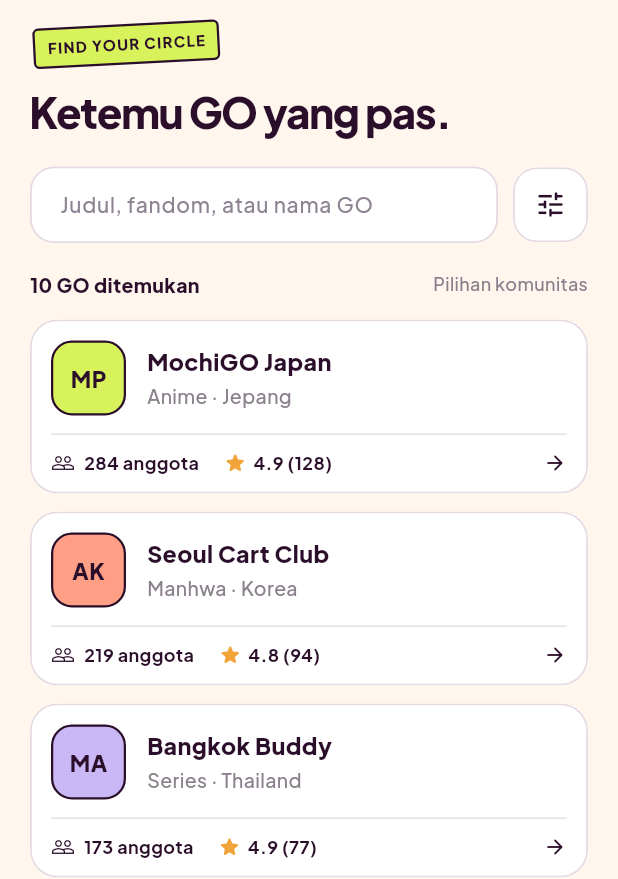
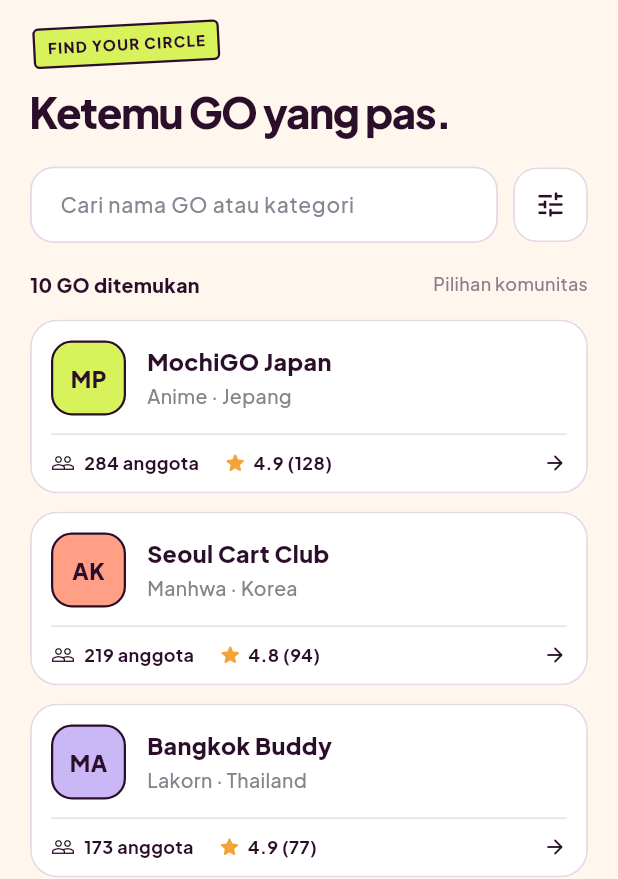
Before and after one commit to alisyiacc/Go-Gether, a Flutter app: the MainShell screen opened by its route, item 2 of the bottom bar chosen, on a phone screen of 412 x 824 dp. Shown: the top 879 px of the screen. Run offline on Flutter 3.47's test engine with Material 3 defaults, Android fonts, the phone set to English and light mode, and no system bars; our stand-ins replace google_fonts, image_picker.

Commit message:
update fitur negara dan kategori

```diff
--- a/lib/features/explore/data/explore_mock_data.dart
+++ b/lib/features/explore/data/explore_mock_data.dart
@@ -13,8 +13,8 @@ class ExploreMockData {
     'Manga',
     'Anime',
     'Kpop',
-    'Lakorn'
-    'Donghua'
+    'Lakorn',
+    'Donghua',
     'Novel',
   ];
 
@@ -22,11 +22,11 @@ class ExploreMockData {
     'Jepang',
     'Korea',
     'Thailand',
-    'Cina'
-    'Taiwan'
-    'Makau'
-    'Filipina'
-    'Singapura'
+    'Cina',
+    'Taiwan',
+    'Makau',
+    'Filipina',
+    'Singapura',
     'Vietnam',
   ];
 
@@ -39,7 +39,6 @@ class ExploreMockData {
       initials: 'SS',
       avatarColor: AppColors.lime,
       name: 'Soul Society GO',
-      series: 'Bleach',
       category: 'Anime',
       country: 'Jepang',
       members: 158,
@@ -52,7 +51,6 @@ class ExploreMockData {
       initials: 'PC',
       avatarColor: AppColors.salmon,
       name: 'Pirate Crew Mart',
-      series: 'One Piece',
       category: 'Manga',
       country: 'Jepang',
       members: 142,
@@ -65,7 +63,6 @@ class ExploreMockData {
       initials: 'HB',
       avatarColor: AppColors.lavenderChip,
       name: 'Heaven Bless GO',
-      series: "Heaven Official's Blessing",
       category: 'Manhua',
       country: 'Cina',
       members: 133,
@@ -78,7 +75,6 @@ class ExploreMockData {
       initials: 'WP',
       avatarColor: AppColors.lime,
       name: 'Winter Palette Club',
-      series: 'Painter of the Night',
       category: 'Manhwa',
       country: 'Korea',
       members: 126,
@@ -91,7 +87,6 @@ class ExploreMockData {
       initials: 'JC',
       avatarColor: AppColors.salmon,
       name: 'Jinx Corner',
-      series: 'Jinx',
       category: 'Manhwa',
       country: 'Korea',
       members: 117,
@@ -103,8 +98,7 @@ class ExploreMockData {
       rank: 0,
       initials: 'DD',
       avatarColor: AppColors.lavenderChip,
-      name: 'Diamond Dust Hub',
-      series: 'Diamond Dust',
+      name: 'GO LEZHIN DD',
       category: 'Manhwa',
       country: 'Korea',
       members: 96,
@@ -117,7 +111,6 @@ class ExploreMockData {
       initials: 'SP',
       avatarColor: AppColors.lime,
       name: 'Stage Pass Seoul',
-      series: 'Stray Kids',
       category: 'Kpop',
       country: 'Korea',
       members: 164,
--- a/lib/features/explore/presentation/pages/explore_page.dart
+++ b/lib/features/explore/presentation/pages/explore_page.dart
@@ -39,7 +39,7 @@ class _ExplorePageState extends State<ExplorePage> {
       if (_country != _all && g.country != _country) return false;
       if (query.isNotEmpty &&
           !g.name.toLowerCase().contains(query) &&
-          !g.series.toLowerCase().contains(query)) {
+          !g.category.toLowerCase().contains(query)) {
         return false;
       }
       return true;
--- a/lib/features/explore/presentation/widgets/explore_search_bar.dart
+++ b/lib/features/explore/presentation/widgets/explore_search_bar.dart
@@ -39,7 +39,7 @@ class ExploreSearchBar extends StatelessWidget {
               color: AppColors.ink,
             ),
             decoration: InputDecoration(
-              hintText: 'Judul, fandom, atau nama GO',
+              hintText: 'Cari nama GO atau kategori',
               hintStyle: GoogleFonts.plusJakartaSans(
                 fontSize: 14,
                 fontWeight: FontWeight.w500,
--- a/lib/features/home/data/home_mock_data.dart
+++ b/lib/features/home/data/home_mock_data.dart
@@ -55,7 +55,6 @@ class HomeMockData {
       initials: 'MP',
       avatarColor: AppColors.lime,
       name: 'MochiGO Japan',
-      series: 'Jujutsu Kaisen',
       category: 'Anime',
       country: 'Jepang',
       members: 284,
@@ -68,7 +67,6 @@ class HomeMockData {
       initials: 'AK',
       avatarColor: AppColors.salmon,
       name: 'Seoul Cart Club',
-      series: 'Solo Leveling',
       category: 'Manhwa',
       country: 'Korea',
       members: 219,
@@ -81,8 +79,7 @@ class HomeMockData {
       initials: 'MA',
       avatarColor: AppColors.lavenderChip,
       name: 'Bangkok Buddy',
-      series: 'GMMTV',
-      category: 'Series',
+      category: 'Lakorn',
       country: 'Thailand',
       members: 173,
       rating: 4.9,
--- a/lib/features/home/domain/go_group.dart
+++ b/lib/features/home/domain/go_group.dart
@@ -7,7 +7,6 @@ class GoGroup {
     required this.initials,
     required this.avatarColor,
     required this.name,
-    required this.series,
     required this.category,
     required this.country,
     required this.members,
@@ -21,7 +20,6 @@ class GoGroup {
   final String initials;
   final Color avatarColor;
   final String name;
-  final String series;
   final String category;
   final String country;
   final int members;
@@ -33,7 +31,7 @@ class GoGroup {
   final ImageProvider? image;
 
   String get description =>
-      'Grup untuk berbagi info dan mengikuti GO $series. Diskusikan detail '
+      'Grup untuk berbagi info dan mengikuti GO $category dari $country. Diskusikan detail '
       'barang, biaya, dan pembayaran langsung dengan admin. Kamu bebas '
       'memutuskan sebelum bergabung.';
 }
--- a/lib/features/home/presentation/pages/home_page.dart
+++ b/lib/features/home/presentation/pages/home_page.dart
@@ -73,10 +73,10 @@ class HomePage extends StatelessWidget {
                 ),
                 const SizedBox(height: 34),
                 const SectionHeader(
-                  stickerText: 'THE COMMUNITY EDIT',
+                  stickerText: 'COMMUNITY PICKS',
                   stickerColor: AppColors.salmon,
                   stickerAngle: -2,
-                  title: 'Top GO minggu ini',
+                  title: 'Top GO This WeekS',
                   trailing: Icon(
                     Icons.auto_awesome_outlined,
                     size: 24,
--- a/lib/features/home/presentation/widgets/go_detail_sheet.dart
+++ b/lib/features/home/presentation/widgets/go_detail_sheet.dart
@@ -125,7 +125,7 @@ class _GoDetailSheet extends StatelessWidget {
               crossAxisAlignment: CrossAxisAlignment.start,
               children: [
                 Text(
-                  '${group.series} · ${group.category}',
+                  group.category,
                   style: GoogleFonts.plusJakartaSans(
                     fontSize: 13.5,
                     fontWeight: FontWeight.w800,
--- a/lib/features/home/presentation/widgets/top_go_card.dart
+++ b/lib/features/home/presentation/widgets/top_go_card.dart
@@ -66,7 +66,7 @@ class TopGoCard extends StatelessWidget {
                         ),
                         const SizedBox(height: 2),
                         Text(
-                          '${group.series} · ${group.country}',
+                          '${group.category} · ${group.country}',
                           maxLines: 1,
                           overflow: TextOverflow.ellipsis,
                           style: GoogleFonts.plusJakartaSans(
--- a/lib/features/profile/presentation/widgets/reviews_sheet.dart
+++ b/lib/features/profile/presentation/widgets/reviews_sheet.dart
@@ -204,7 +204,7 @@ class _ReviewsSheetState extends State<_ReviewsSheet> {
                   ),
                 ),
                 Text(
-                  '${group.series} · ${group.country}',
+                  '${group.category} · ${group.country}',
                   style: GoogleFonts.plusJakartaSans(
                     fontSize: 12.5,
                     color: AppColors.muted,
@@ -390,7 +390,7 @@ class _PendingRow extends StatelessWidget {
                   ),
                 ),
                 Text(
-                  group.series,
+                  group.category,
                   maxLines: 1,
                   overflow: TextOverflow.ellipsis,
                   style: GoogleFonts.plusJakartaSans(
```
